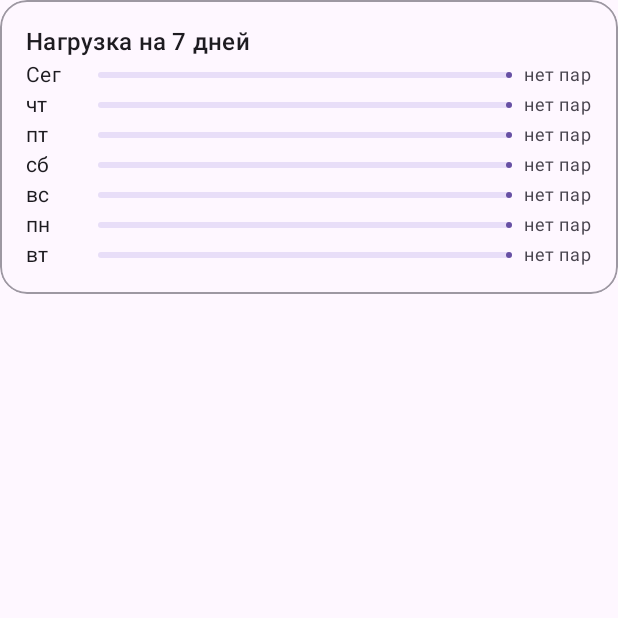
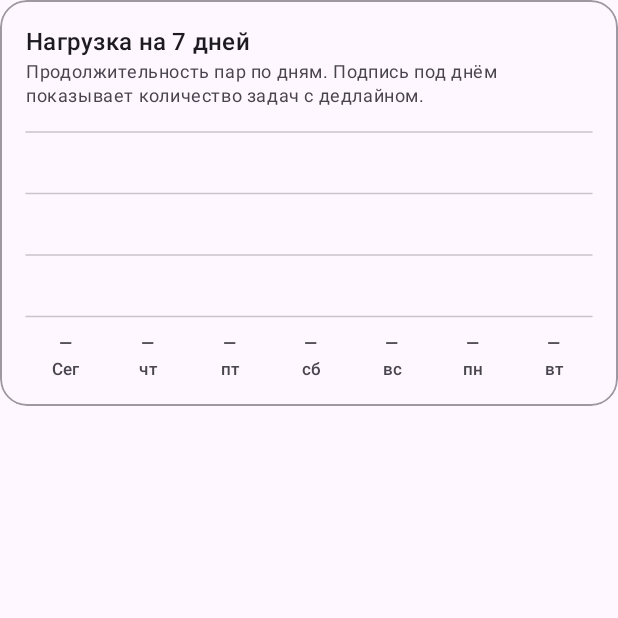
Before and after one commit to trololoshkacol-pixel/pary-android, an Android app built with Jetpack Compose: the composable WeekLoadCard shown on its own in the app's theme, on a phone screen of 412 x 824 dp, the top half of it. Run offline under Robolectric (Android 15) with nearby library versions, the phone set to English and light mode, and no system bars; 1 statement that could not run was skipped.

Commit message:
feat: add weekly study-load chart
* feat: add lightweight accessible Compose bar chart

* feat: visualize weekly class load with bar chart

* fix: use Compose draw scope and row weight receiver

* fix: import chart spacing layout primitives

```diff
--- /dev/null
+++ b/app/src/main/java/com/pary/app/ui/Charts.kt
@@ -0,0 +1,142 @@
+package com.pary.app.ui
+
+import androidx.compose.foundation.Canvas
+import androidx.compose.foundation.layout.Arrangement
+import androidx.compose.foundation.layout.Column
+import androidx.compose.foundation.layout.Row
+import androidx.compose.foundation.layout.Spacer
+import androidx.compose.foundation.layout.fillMaxWidth
+import androidx.compose.foundation.layout.height
+import androidx.compose.material3.MaterialTheme
+import androidx.compose.material3.Text
+import androidx.compose.runtime.Composable
+import androidx.compose.ui.Alignment
+import androidx.compose.ui.Modifier
+import androidx.compose.ui.geometry.CornerRadius
+import androidx.compose.ui.geometry.Offset
+import androidx.compose.ui.geometry.Size
+import androidx.compose.ui.graphics.StrokeCap
+import androidx.compose.ui.semantics.contentDescription
+import androidx.compose.ui.semantics.semantics
+import androidx.compose.ui.text.style.TextAlign
+import androidx.compose.ui.text.style.TextOverflow
+import androidx.compose.ui.unit.Dp
+import androidx.compose.ui.unit.dp
+
+data class ParyBarEntry(
+    val label: String,
+    val value: Float,
+    val valueLabel: String,
+    val detail: String = "",
+)
+
+/**
+ * Компактная столбчатая диаграмма без внешних chart-зависимостей.
+ * Значения и подписи остаются обычным Compose-текстом, а столбцы и сетка рисуются Canvas.
+ */
+@Composable
+fun ParyBarChart(
+    entries: List<ParyBarEntry>,
+    modifier: Modifier = Modifier,
+    chartHeight: Dp = 124.dp,
+) {
+    if (entries.isEmpty()) {
+        Text(
+            "Пока недостаточно данных для графика.",
+            modifier = modifier,
+            style = MaterialTheme.typography.bodySmall,
+            color = MaterialTheme.colorScheme.onSurfaceVariant,
+        )
+        return
+    }
+
+    val maxValue = entries.maxOfOrNull { it.value.coerceAtLeast(0f) }?.coerceAtLeast(1f) ?: 1f
+    val barColor = MaterialTheme.colorScheme.primary
+    val gridColor = MaterialTheme.colorScheme.outlineVariant
+    val description = entries.joinToString(separator = ". ") {
+        "${it.label}: ${it.valueLabel}" + if (it.detail.isBlank()) "" else ", ${it.detail}"
+    }
+
+    Column(modifier = modifier) {
+        Canvas(
+            modifier = Modifier
+                .fillMaxWidth()
+                .height(chartHeight)
+                .semantics { contentDescription = "Столбчатый график. $description" },
+        ) {
+            val top = 6.dp.toPx()
+            val bottom = 3.dp.toPx()
+            val plotHeight = (size.height - top - bottom).coerceAtLeast(1f)
+            val gridStroke = 1.dp.toPx()
+
+            for (tick in 0..3) {
+                val y = top + plotHeight * tick / 3f
+                drawLine(
+                    color = gridColor,
+                    start = Offset(0f, y),
+                    end = Offset(size.width, y),
+                    strokeWidth = gridStroke,
+                    cap = StrokeCap.Round,
+                )
+            }
+
+            val gap = 9.dp.toPx()
+            val barWidth = ((size.width - gap * (entries.size + 1)) / entries.size).coerceAtLeast(3.dp.toPx())
+            entries.forEachIndexed { index, entry ->
+                val fraction = (entry.value.coerceAtLeast(0f) / maxValue).coerceIn(0f, 1f)
+                val barHeight = plotHeight * fraction
+                if (barHeight > 0.5f) {
+                    val x = gap + index * (barWidth + gap)
+                    drawRoundRect(
+                        color = barColor,
+                        topLeft = Offset(x, top + plotHeight - barHeight),
+                        size = Size(barWidth, barHeight),
+                        cornerRadius = CornerRadius(barWidth / 2f, barWidth / 2f),
+                    )
+                }
+            }
+        }
+
+        Spacer(Modifier.height(7.dp))
+        Row(
+            modifier = Modifier.fillMaxWidth(),
+            horizontalArrangement = Arrangement.spacedBy(2.dp),
+            verticalAlignment = Alignment.Top,
+        ) {
+            entries.forEach { entry ->
+                Column(
+                    modifier = Modifier.weight(1f),
+                    horizontalAlignment = Alignment.CenterHorizontally,
+                    verticalArrangement = Arrangement.spacedBy(1.dp),
+                ) {
+                    Text(
+                        entry.valueLabel,
+                        style = MaterialTheme.typography.labelSmall,
+                        color = MaterialTheme.colorScheme.onSurface,
+                        maxLines = 1,
+                        overflow = TextOverflow.Clip,
+                        textAlign = TextAlign.Center,
+                    )
+                    Text(
+                        entry.label,
+                        style = MaterialTheme.typography.labelSmall,
+                        color = MaterialTheme.colorScheme.onSurfaceVariant,
+                        maxLines = 1,
+                        overflow = TextOverflow.Clip,
+                        textAlign = TextAlign.Center,
+                    )
+                    if (entry.detail.isNotBlank()) {
+                        Text(
+                            entry.detail,
+                            style = MaterialTheme.typography.labelSmall,
+                            color = MaterialTheme.colorScheme.onSurfaceVariant,
+                            maxLines = 1,
+                            overflow = TextOverflow.Clip,
+                            textAlign = TextAlign.Center,
+                        )
+                    }
+                }
+            }
+        }
+    }
+}
--- a/app/src/main/java/com/pary/app/ui/screens/FocusScreen.kt
+++ b/app/src/main/java/com/pary/app/ui/screens/FocusScreen.kt
@@ -7,6 +7,8 @@ import androidx.compose.foundation.layout.Arrangement
 import androidx.compose.foundation.layout.Column
 import androidx.compose.foundation.layout.Row
 import androidx.compose.foundation.layout.fillMaxWidth
+import androidx.compose.foundation.layout.Spacer
+import androidx.compose.foundation.layout.height
 import androidx.compose.foundation.layout.fillMaxSize
 import androidx.compose.foundation.layout.padding
 import androidx.compose.foundation.layout.size
@@ -42,6 +44,8 @@ import com.pary.app.data.Lesson
 import com.pary.app.data.Store
 import com.pary.app.data.Task
 import com.pary.app.ui.ParyCard
+import com.pary.app.ui.ParyBarChart
+import com.pary.app.ui.ParyBarEntry
 import kotlinx.coroutines.delay
 import java.time.LocalDate
 import java.time.LocalTime
@@ -399,32 +403,33 @@ private fun WeekLoadCard() {
     val today = LocalDate.now()
     val open = Store.openTasks()
     val rows = (0..6).map { i ->
-        val d = today.plusDays(i.toLong())
-        val mins = Store.dayLessons(d).sumOf { it.minutes }
-        val due = open.count { it.due?.toLocalDate() == d }
-        Triple(d, mins, due)
+        val date = today.plusDays(i.toLong())
+        val minutes = Store.dayLessons(date).sumOf { it.minutes }
+        val due = open.count { it.due?.toLocalDate() == date }
+        val label = if (i == 0) "Сег" else date.dayOfWeek.getDisplayName(TextStyle.SHORT, Locale("ru"))
+        val valueLabel = if (minutes == 0) "—" else {
+            val hours = minutes / 60
+            val remainder = minutes % 60
+            if (hours > 0 && remainder > 0) "${hours}ч${remainder}м"
+            else if (hours > 0) "${hours}ч"
+            else "${remainder}м"
+        }
+        ParyBarEntry(
+            label = label,
+            value = minutes.toFloat(),
+            valueLabel = valueLabel,
+            detail = if (due > 0) "${due} зад." else "",
+        )
     }
-    val maxMin = (rows.maxOfOrNull { it.second } ?: 0).coerceAtLeast(1)
 
     FocusCard("Нагрузка на 7 дней") {
-        rows.forEach { (d, mins, due) ->
-            val label = if (d == today) "Сег" else d.dayOfWeek.getDisplayName(TextStyle.SHORT, Locale("ru"))
-            val lessonsText = if (mins == 0) "нет пар" else "${mins / 60} ч ${mins % 60} м"
-            val info = if (due > 0) "$lessonsText · задач: $due" else lessonsText
-            Row(verticalAlignment = Alignment.CenterVertically) {
-                Text(label, modifier = Modifier.width(48.dp), style = MaterialTheme.typography.bodyMedium)
-                LinearProgressIndicator(
-                    progress = { mins / maxMin.toFloat() },
-                    modifier = Modifier.weight(1f),
-                )
-                Text(
-                    info,
-                    modifier = Modifier.padding(start = 8.dp),
-                    style = MaterialTheme.typography.bodySmall,
-                    color = MaterialTheme.colorScheme.onSurfaceVariant,
-                )
-            }
-        }
+        Text(
+            "Продолжительность пар по дням. Подпись под днём показывает количество задач с дедлайном.",
+            style = MaterialTheme.typography.bodySmall,
+            color = MaterialTheme.colorScheme.onSurfaceVariant,
+        )
+        Spacer(Modifier.height(10.dp))
+        ParyBarChart(entries = rows, modifier = Modifier.fillMaxWidth(), chartHeight = 132.dp)
     }
 }
 
```
